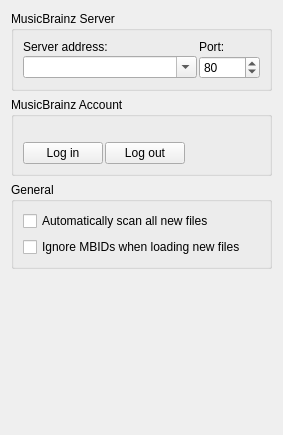
First picture: the form in ui/options_general.ui, repository metabrainz/picard, before the edit.
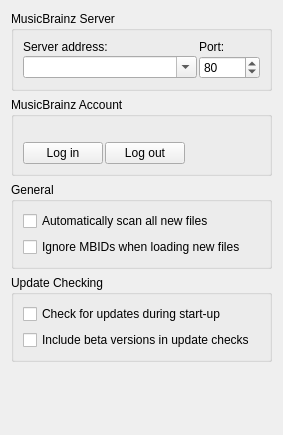
Second picture: the form after the edit.

```diff
--- a/ui/options_general.ui
+++ b/ui/options_general.ui
@@ -132,6 +132,44 @@
      </layout>
     </widget>
    </item>
+   <item>
+    <widget class="QGroupBox" name="groupBox_3">
+     <property name="enabled">
+      <bool>true</bool>
+     </property>
+     <property name="sizePolicy">
+      <sizepolicy hsizetype="Preferred" vsizetype="Preferred">
+       <horstretch>0</horstretch>
+       <verstretch>0</verstretch>
+      </sizepolicy>
+     </property>
+     <property name="title">
+      <string>Update Checking</string>
+     </property>
+     <layout class="QVBoxLayout" name="verticalLayout_2">
+      <item>
+       <widget class="QCheckBox" name="check_for_updates">
+        <property name="text">
+         <string>Check for updates during start-up</string>
+        </property>
+       </widget>
+      </item>
+      <item>
+       <widget class="QCheckBox" name="include_beta_versions">
+        <property name="sizePolicy">
+         <sizepolicy hsizetype="Minimum" vsizetype="Fixed">
+          <horstretch>0</horstretch>
+          <verstretch>0</verstretch>
+         </sizepolicy>
+        </property>
+        <property name="text">
+         <string>Include beta versions in update checks</string>
+        </property>
+       </widget>
+      </item>
+     </layout>
+    </widget>
+   </item>
    <item>
     <spacer>
      <property name="orientation">
```
